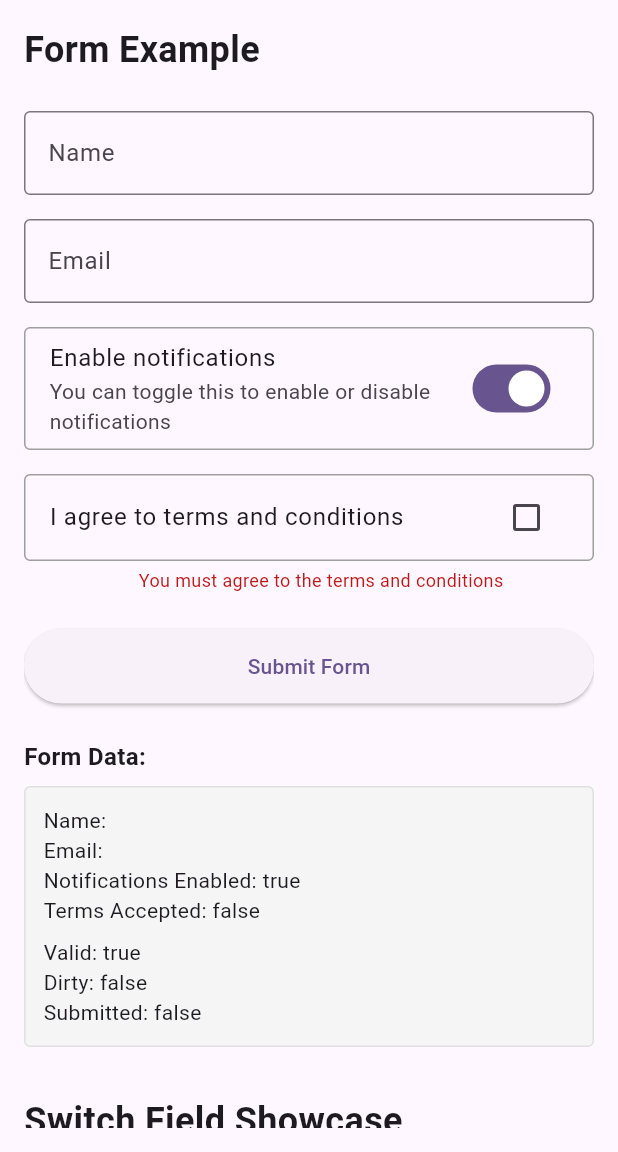
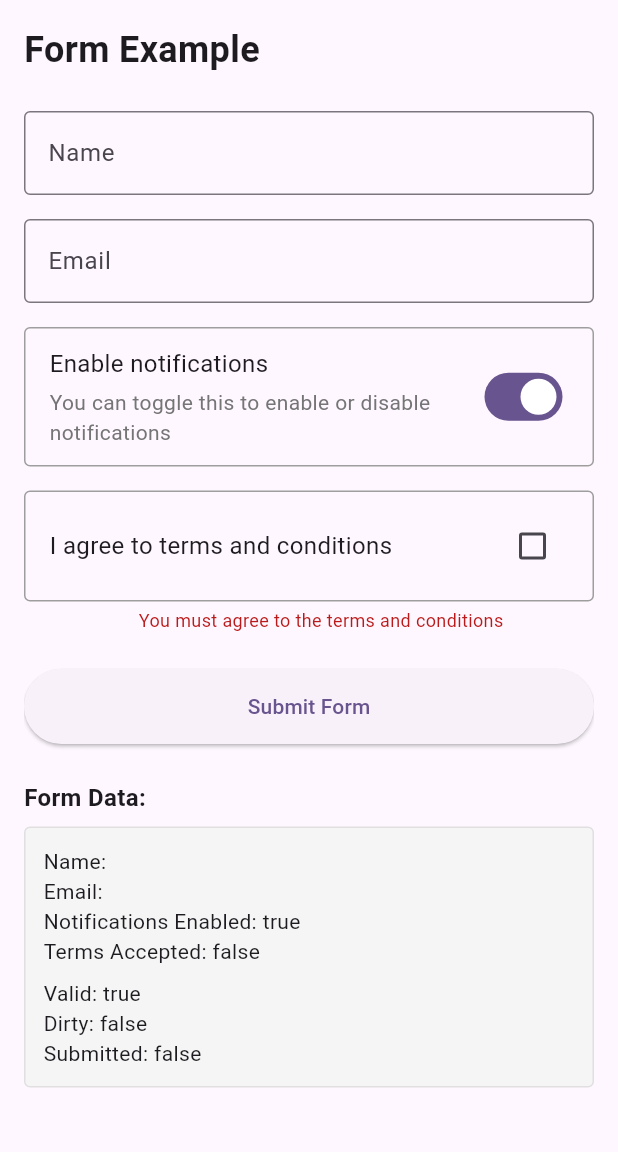
Before and after one commit to FlutterWiz/formwiz, a Flutter app: the screen it shows after launch, after a tap on "Submit Form", on a phone screen of 412 x 824 dp, the part 84-1236 px from its top. Run offline on Flutter 3.47's test engine with Material 3 defaults, Android fonts, the phone set to English and light mode, and no system bars; our stand-ins replace equatable, flutter_bloc.

Commit message:
update clickable parts of the example app

```diff
--- a/example/lib/screens/form_example_screen.dart
+++ b/example/lib/screens/form_example_screen.dart
@@ -236,26 +236,67 @@ class _ExampleFormState extends State<_ExampleForm> {
             ),
             const SizedBox(height: 16),
 
-            // Notifications Switch
-            SwitchListTile(
-              title: const Text('Enable notifications'),
-              subtitle: const Text('You can toggle this to enable or disable notifications'),
+            // Notifications Switch - Custom implementation with non-clickable row
+            Container(
+              padding: const EdgeInsets.symmetric(horizontal: 16, vertical: 12),
+              decoration: BoxDecoration(
+                border: Border.all(color: Colors.grey),
+                borderRadius: BorderRadius.circular(4),
+              ),
+              child: Row(
+                children: [
+                  Expanded(
+                    child: Column(
+                      crossAxisAlignment: CrossAxisAlignment.start,
+                      children: [
+                        const Text(
+                          'Enable notifications',
+                          style: TextStyle(
+                            fontSize: 16,
+                          ),
+                        ),
+                        const SizedBox(height: 4),
+                        Text(
+                          'You can toggle this to enable or disable notifications',
+                          style: TextStyle(
+                            fontSize: 14,
+                            color: Colors.grey.shade600,
+                          ),
+                        ),
+                      ],
+                    ),
+                  ),
+                  Switch(
                     value: notificationsEnabled,
                     onChanged: (value) {
                       setState(() {
                         notificationsEnabled = value;
                       });
                     },
-              shape: const RoundedRectangleBorder(
-                borderRadius: BorderRadius.all(Radius.circular(4)),
-                side: BorderSide(color: Colors.grey),
+                  ),
+                ],
               ),
             ),
             const SizedBox(height: 16),
 
-            // Terms Checkbox
-            CheckboxListTile(
-              title: const Text('I agree to terms and conditions'),
+            // Terms Checkbox - Custom implementation with non-clickable row
+            Container(
+              padding: const EdgeInsets.symmetric(horizontal: 16, vertical: 12),
+              decoration: BoxDecoration(
+                border: Border.all(color: Colors.grey),
+                borderRadius: BorderRadius.circular(4),
+              ),
+              child: Row(
+                children: [
+                  Expanded(
+                    child: const Text(
+                      'I agree to terms and conditions',
+                      style: TextStyle(
+                        fontSize: 16,
+                      ),
+                    ),
+                  ),
+                  Checkbox(
                     value: termsAccepted,
                     onChanged: (value) {
                       setState(() {
@@ -265,9 +306,8 @@ class _ExampleFormState extends State<_ExampleForm> {
                         }
                       });
                     },
-              shape: const RoundedRectangleBorder(
-                borderRadius: BorderRadius.all(Radius.circular(4)),
-                side: BorderSide(color: Colors.grey),
+                  ),
+                ],
               ),
             ),
             if (termsError != null)
--- a/example/lib/widgets/switch_example.dart
+++ b/example/lib/widgets/switch_example.dart
@@ -32,10 +32,36 @@ class _SwitchExamplesWidgetState extends State<SwitchExamplesWidget> {
               ),
             ),
             const SizedBox(height: 16),
+
             // Basic switch with local state
-            SwitchListTile(
-              title: const Text('Basic Switch'),
-              subtitle: const Text('Default styling switch field'),
+            Container(
+              padding: const EdgeInsets.symmetric(vertical: 8, horizontal: 16),
+              decoration: BoxDecoration(
+                border: Border.all(color: Colors.grey.shade300),
+                borderRadius: BorderRadius.circular(4),
+              ),
+              child: Row(
+                children: [
+                  Expanded(
+                    child: Column(
+                      crossAxisAlignment: CrossAxisAlignment.start,
+                      children: [
+                        const Text(
+                          'Basic Switch',
+                          style: TextStyle(fontSize: 16),
+                        ),
+                        const SizedBox(height: 4),
+                        Text(
+                          'Default styling switch field',
+                          style: TextStyle(
+                            fontSize: 14,
+                            color: Colors.grey.shade600,
+                          ),
+                        ),
+                      ],
+                    ),
+                  ),
+                  Switch(
                     value: basicSwitch,
                     onChanged: (value) {
                       setState(() {
@@ -43,11 +69,41 @@ class _SwitchExamplesWidgetState extends State<SwitchExamplesWidget> {
                       });
                     },
                   ),
+                ],
+              ),
+            ),
+
             const SizedBox(height: 16),
+
             // Custom colors switch with local state
-            SwitchListTile(
-              title: const Text('Custom Colors'),
-              subtitle: const Text('Switch with custom colors'),
+            Container(
+              padding: const EdgeInsets.symmetric(vertical: 8, horizontal: 16),
+              decoration: BoxDecoration(
+                border: Border.all(color: Colors.grey.shade300),
+                borderRadius: BorderRadius.circular(4),
+              ),
+              child: Row(
+                children: [
+                  Expanded(
+                    child: Column(
+                      crossAxisAlignment: CrossAxisAlignment.start,
+                      children: [
+                        const Text(
+                          'Custom Colors',
+                          style: TextStyle(fontSize: 16),
+                        ),
+                        const SizedBox(height: 4),
+                        Text(
+                          'Switch with custom colors',
+                          style: TextStyle(
+                            fontSize: 14,
+                            color: Colors.grey.shade600,
+                          ),
+                        ),
+                      ],
+                    ),
+                  ),
+                  Switch(
                     value: customColorsSwitch,
                     onChanged: (value) {
                       setState(() {
@@ -59,20 +115,55 @@ class _SwitchExamplesWidgetState extends State<SwitchExamplesWidget> {
                     inactiveThumbColor: Colors.grey,
                     inactiveTrackColor: Colors.grey.shade300,
                   ),
+                ],
+              ),
+            ),
+
             const SizedBox(height: 16),
+
             // Leading position switch with local state
-            SwitchListTile(
-              title: const Text('Leading Position'),
-              subtitle: const Text('Switch positioned on the leading side'),
+            Container(
+              padding: const EdgeInsets.symmetric(vertical: 8, horizontal: 16),
+              decoration: BoxDecoration(
+                border: Border.all(color: Colors.grey.shade300),
+                borderRadius: BorderRadius.circular(4),
+              ),
+              child: Row(
+                children: [
+                  Switch(
                     value: leadingPositionSwitch,
                     onChanged: (value) {
                       setState(() {
                         leadingPositionSwitch = value;
                       });
                     },
-              controlAffinity: ListTileControlAffinity.leading,
                   ),
+                  const SizedBox(width: 16),
+                  Expanded(
+                    child: Column(
+                      crossAxisAlignment: CrossAxisAlignment.start,
+                      children: [
+                        const Text(
+                          'Leading Position',
+                          style: TextStyle(fontSize: 16),
+                        ),
+                        const SizedBox(height: 4),
+                        Text(
+                          'Switch positioned on the leading side',
+                          style: TextStyle(
+                            fontSize: 14,
+                            color: Colors.grey.shade600,
+                          ),
+                        ),
+                      ],
+                    ),
+                  ),
+                ],
+              ),
+            ),
+
             const SizedBox(height: 16),
+
             Container(
               padding: const EdgeInsets.all(8),
               decoration: BoxDecoration(
```
Lines whose indentation alone changed are shown as unchanged.
